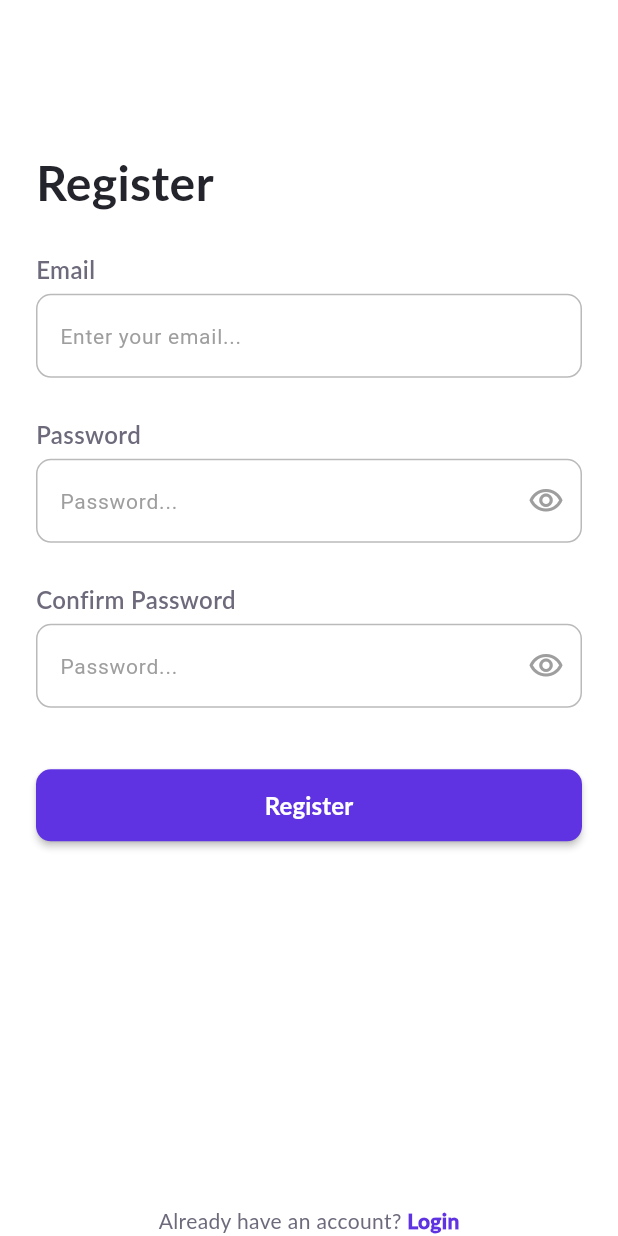
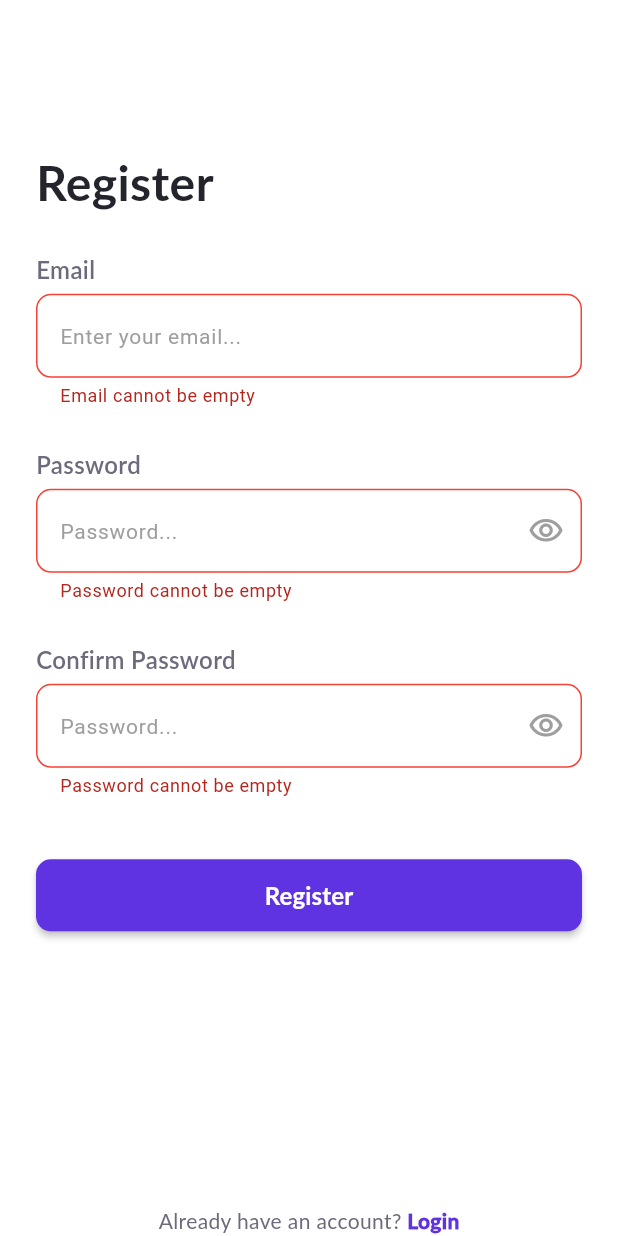
Before and after one commit to yousefsobhy12/Tasky, a Flutter app: the RegisterScreen screen opened by its route, after a tap on "Register", on a phone screen of 412 x 824 dp. Run offline on Flutter 3.47's test engine with Material 3 defaults, Android fonts, the phone set to English and light mode, and no system bars; our stand-ins replace flutter_slidable, flutter_svg.

Commit message:
feat: add validation for login and register screens

```diff
--- /dev/null
+++ b/lib/data/firebase/firebase_auth.dart
@@ -0,0 +1,4 @@
+abstract class FirebaseAuth {
+  static void login({required String email, required String password}) {}
+  static void register({required String email, required String password}) {}
+}
--- a/lib/features/auth/screens/register_screen.dart
+++ b/lib/features/auth/screens/register_screen.dart
@@ -1,4 +1,6 @@
 import 'package:flutter/material.dart';
+import 'package:tasky/core/constants/validator.dart';
+import 'package:tasky/data/firebase/firebase_auth.dart';
 import 'package:tasky/features/auth/widgets/bottom_part.dart';
 import 'package:tasky/features/auth/widgets/custom_button.dart';
 import 'package:tasky/features/auth/widgets/custom_text_form_field.dart';
@@ -10,6 +12,7 @@ class RegisterScreen extends StatelessWidget {
   TextEditingController email = TextEditingController();
   TextEditingController password = TextEditingController();
   TextEditingController confirmPassword = TextEditingController();
+  var formKey = GlobalKey<FormState>();
   @override
   Widget build(BuildContext context) {
     return Scaffold(
@@ -17,6 +20,8 @@ class RegisterScreen extends StatelessWidget {
         child: SingleChildScrollView(
           child: Padding(
             padding: const EdgeInsets.symmetric(horizontal: 24),
+            child: Form(
+              key: formKey,
               child: Column(
                 crossAxisAlignment: CrossAxisAlignment.start,
                 children: [
@@ -35,6 +40,7 @@ class RegisterScreen extends StatelessWidget {
                     title: 'Email',
                     hintText: 'Enter your email...',
                     controller: email,
+                    validator: Validator.validateEmail,
                   ),
                   SizedBox(height: 26),
                   CustomTextAndTextFormField(
@@ -45,6 +51,7 @@ class RegisterScreen extends StatelessWidget {
                       onPressed: () {},
                       icon: Icon(Icons.visibility_outlined),
                     ),
+                    validator: Validator.validatePassword,
                   ),
                   SizedBox(height: 26),
                   CustomTextAndTextFormField(
@@ -55,10 +62,23 @@ class RegisterScreen extends StatelessWidget {
                       onPressed: () {},
                       icon: Icon(Icons.visibility_outlined),
                     ),
+                    validator: (val) =>
+                        Validator.validateConfirmPassword(val, password.text),
                   ),
                   SizedBox(height: 41),
-                CustomAuthButton(title: 'Register', onPressed: () {}),
+                  CustomAuthButton(
+                    title: 'Register',
+                    onPressed: () {
+                      if (formKey.currentState!.validate()) {
+                        FirebaseAuth.register(
+                          email: email.text,
+                          password: password.text,
+                        );
+                      }
+                    },
+                  ),
                 ],
+              ),
             ),
           ),
         ),
--- a/lib/features/auth/widgets/custom_text_form_field.dart
+++ b/lib/features/auth/widgets/custom_text_form_field.dart
@@ -8,11 +8,13 @@ class CustomTextAndTextFormField extends StatelessWidget {
     required this.title,
     this.suffixIcon,
     required this.controller,
+    this.validator,
   });
   final String title;
   final String hintText;
   IconButton? suffixIcon;
   final TextEditingController controller;
+  String? Function(String?)? validator;
 
   @override
   Widget build(BuildContext context) {
@@ -31,6 +33,7 @@ class CustomTextAndTextFormField extends StatelessWidget {
         SizedBox(height: 5),
         TextFormField(
           controller: controller,
+          validator: validator,
           decoration: InputDecoration(
             hintText: hintText,
             hintStyle: TextStyle(color: Colors.grey, fontSize: 14),
--- a/lib/main.dart
+++ b/lib/main.dart
@@ -16,7 +16,7 @@ class Tasky extends StatelessWidget {
     return MaterialApp(
       debugShowCheckedModeBanner: false,
       theme: ThemeData.light().copyWith(scaffoldBackgroundColor: Colors.white),
-      initialRoute: TasksScreen.pageRoute,
+      initialRoute: LoginScreen.pageRoute,
       routes: {
         LoginScreen.pageRoute: (context) => LoginScreen(),
         RegisterScreen.pageRoute: (context) => RegisterScreen(),
```
Also changed, not shown: lib/features/auth/screens/login_screen.dart (+23 -1 lines). Lines whose indentation alone changed are shown as unchanged.
